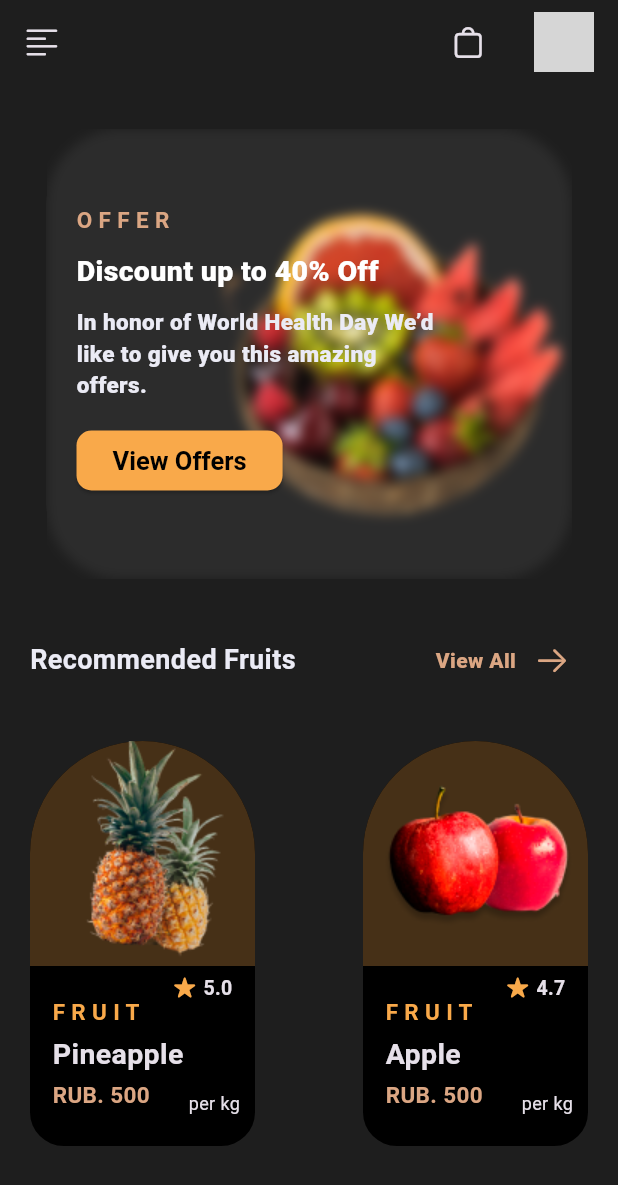
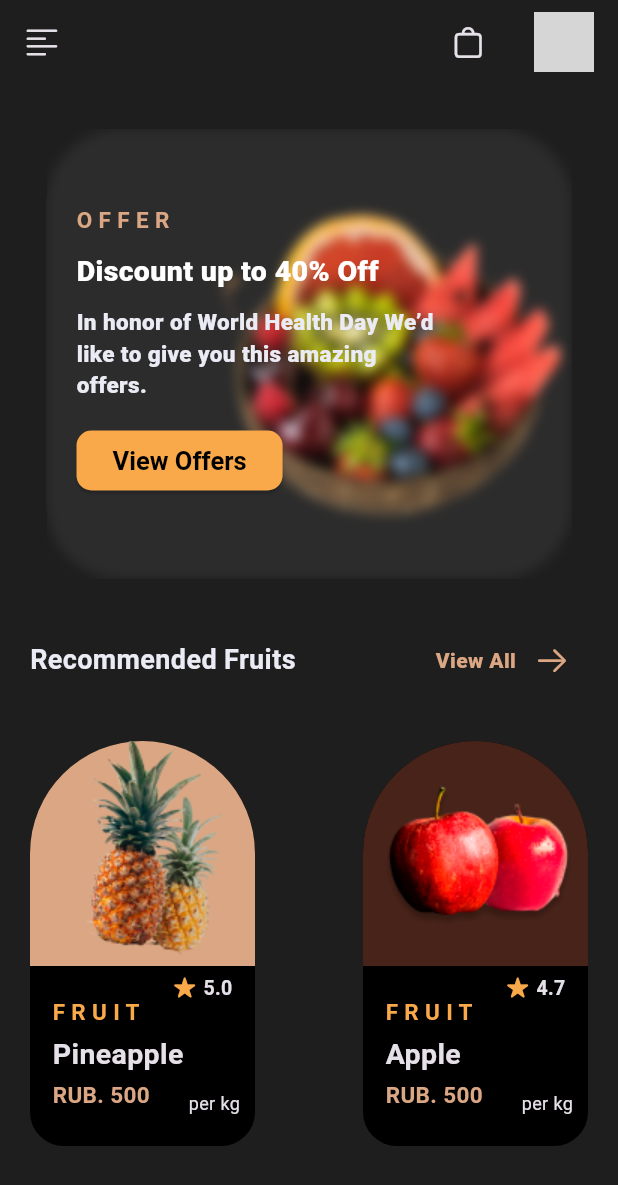
Before and after one commit to universal-developer/Flutter-Fruit-App, a Flutter app: the screen it shows after launch, on a phone screen of 412 x 824 dp. Shown: the top 1185 px of the screen. Run offline on Flutter 3.47's test engine with Material 2 defaults, Android fonts, the phone set to English and light mode, and no system bars; missing offline and left inert: dart:ffi; grey boxes are pictures that could not be loaded.

Commit message:
Initial Comment

```diff
--- a/lib/components/product.dart
+++ b/lib/components/product.dart
@@ -5,6 +5,7 @@ import 'package:fruit_app/colors.dart';
 import 'package:flutter/cupertino.dart';
 
 class ProductComponent extends StatelessWidget {
+  Color productColor;
   String image;
   String rate;
   String category;
@@ -12,6 +13,7 @@ class ProductComponent extends StatelessWidget {
   String price;
 
   ProductComponent({
+    required this.productColor,
     required this.image,
     required this.rate,
     required this.category,
@@ -34,8 +36,8 @@ class ProductComponent extends StatelessWidget {
       child: Stack(
         children: [
           Container(
-            decoration: const BoxDecoration(
-              color: productOrangeColor,
+            decoration: BoxDecoration(
+              color: productColor,
               borderRadius: BorderRadius.only(
                 topLeft: Radius.circular(100),
                 topRight: Radius.circular(100),
--- a/lib/screens/home_screen.dart
+++ b/lib/screens/home_screen.dart
@@ -80,12 +80,14 @@ class _HomeScreenState extends State<HomeScreen> {
                 mainAxisAlignment: MainAxisAlignment.spaceBetween,
                 children: [
                   ProductComponent(
+                      productColor: lightOrangeColor,
                       image: 'assets/pineapples.png',
                       rate: '5.0',
                       category: 'F R U I T',
                       name: 'Pineapple',
                       price: 'RUB. 500'),
                   ProductComponent(
+                      productColor: redColor,
                       image: 'assets/apples.png',
                       rate: '4.7',
                       category: 'F R U I T',
```
